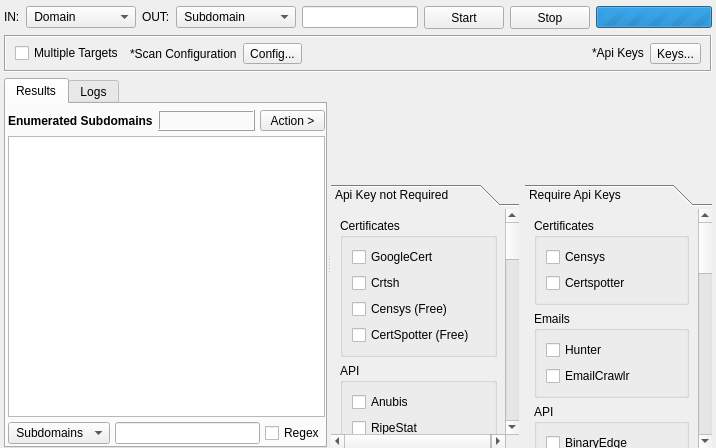
Above: sub3suite/src/engines/osint/Osint.ui from 3nock/OTE before the change. Below: the same form after it.
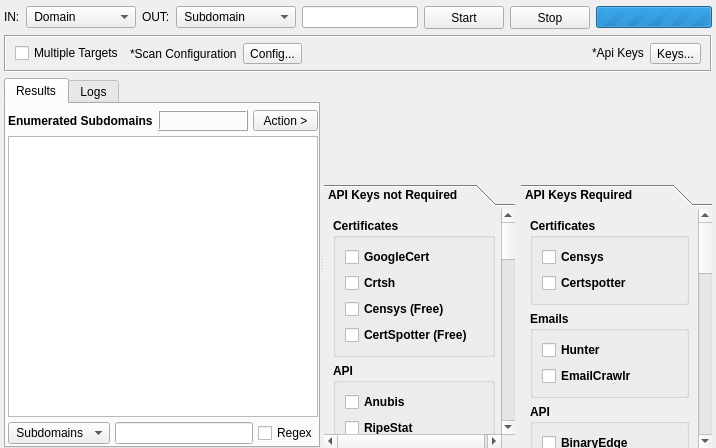
That is the form after the change. Custom widgets are drawn as their Qt base class.

```diff
--- a/sub3suite/src/engines/osint/Osint.ui
+++ b/sub3suite/src/engines/osint/Osint.ui
@@ -702,6 +702,13 @@
         <layout class="QHBoxLayout" name="horizontalLayout_2">
          <item>
           <widget class="QToolBox" name="toolBoxNoKey">
+           <property name="font">
+            <font>
+             <weight>75</weight>
+             <italic>false</italic>
+             <bold>true</bold>
+            </font>
+           </property>
            <property name="frameShape">
             <enum>QFrame::NoFrame</enum>
            </property>
@@ -716,12 +723,12 @@
              <rect>
               <x>0</x>
               <y>0</y>
-              <width>165</width>
+              <width>177</width>
               <height>1057</height>
              </rect>
             </property>
             <attribute name="label">
-             <string>Api Key not Required</string>
+             <string>API Keys not Required</string>
             </attribute>
             <layout class="QVBoxLayout" name="verticalLayout_4">
              <item>
@@ -1060,6 +1067,13 @@
          </item>
          <item>
           <widget class="QToolBox" name="toolBoxRequireKey">
+           <property name="font">
+            <font>
+             <weight>75</weight>
+             <italic>false</italic>
+             <bold>true</bold>
+            </font>
+           </property>
            <property name="currentIndex">
             <number>0</number>
            </property>
@@ -1076,7 +1090,7 @@
              </rect>
             </property>
             <attribute name="label">
-             <string>Require Api Keys</string>
+             <string>API Keys Required</string>
             </attribute>
             <layout class="QVBoxLayout" name="verticalLayout_18">
              <item>
```
